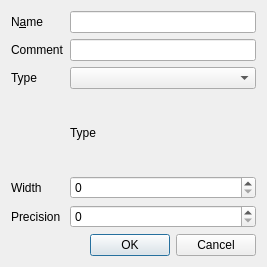
Above: src/ui/qgsaddattrdialogbase.ui from qgis/QGIS before the change. Below: the same form after it.
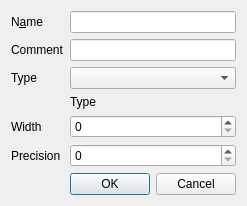
That is the form after the change.

Commit message: Set better default size for new field dialog

What changed in the file:
```diff
--- a/src/ui/qgsaddattrdialogbase.ui
+++ b/src/ui/qgsaddattrdialogbase.ui
@@ -6,8 +6,8 @@
    <rect>
     <x>0</x>
     <y>0</y>
-    <width>267</width>
-    <height>267</height>
+    <width>225</width>
+    <height>190</height>
    </rect>
   </property>
   <property name="windowTitle">
```
